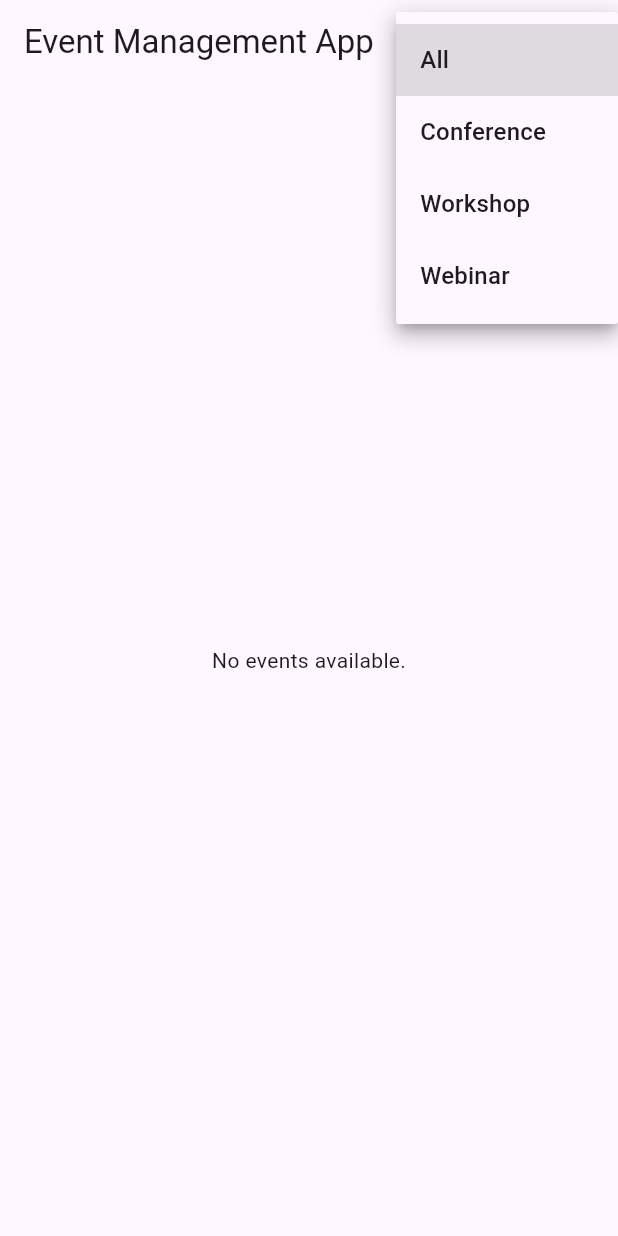
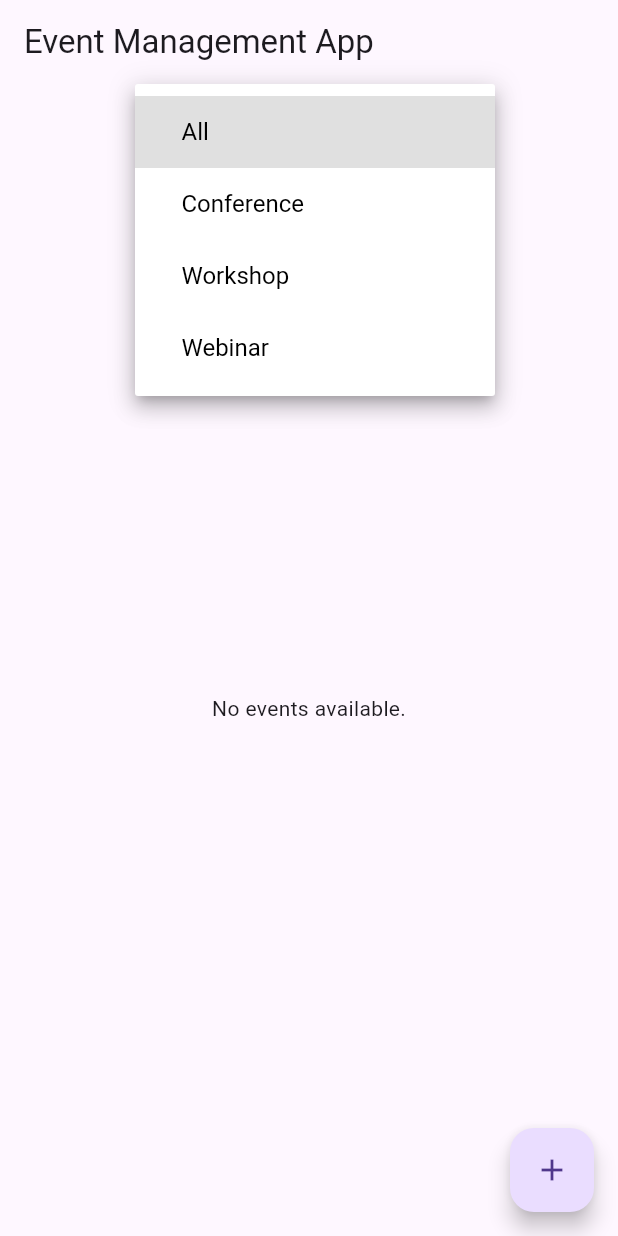
Before and after one commit to lpattersonn/event-management-app, a Flutter app: the screen it shows after launch, after a tap on "All", on a phone screen of 412 x 824 dp. Run offline on Flutter 3.47's test engine with Material 3 defaults, Android fonts, the light colour scheme and no system bars; our stand-ins replace cloud_firestore, firebase_auth, firebase_core; accounts and stored records are empty.

Commit message:
feat: Add a create event button

```diff
--- a/lib/event_model.dart
+++ /dev/null
@@ -1,32 +0,0 @@
-import 'package:cloud_firestore/cloud_firestore.dart';
-
-class Event {
-  final String id;
-  final String name;
-  final String description;
-  final DateTime date;
-
-  Event({
-    required this.id,
-    required this.name,
-    required this.description,
-    required this.date,
-  });
-
-  factory Event.fromFirestore(Map<String, dynamic> data, String documentId) {
-    return Event(
-      id: documentId,
-      name: data['name'],
-      description: data['description'],
-      date: (data['date'] as Timestamp).toDate(),
-    );
-  }
-
-  Map<String, dynamic> toMap() {
-    return {
-      'name': name,
-      'description': description,
-      'date': date,
-    };
-  }
-}
--- a/lib/screens/event_list_screen.dart
+++ b/lib/screens/event_list_screen.dart
@@ -1,6 +1,7 @@
 import 'package:cloud_firestore/cloud_firestore.dart';
 import 'package:flutter/material.dart';
 import 'event_detail_screen.dart';
+import 'create_edit_event_screen.dart'; // Import the screen where new events are created
 
 class EventListScreen extends StatefulWidget {
   @override
@@ -36,9 +37,16 @@ class _EventListScreenState extends State<EventListScreen> {
     return Scaffold(
       appBar: AppBar(
         title: Text('Event Management App'),
-        actions: [
+      ),
+      body: Column(
+        crossAxisAlignment: CrossAxisAlignment.start,
+        children: [
+          // Custom Dropdown Button (styled like Bootstrap) with max width of 200px
           Padding(
             padding: const EdgeInsets.all(8.0),
+            child: Center(
+              child: Container(
+                width: 200, // Set the width of the dropdown to 200px
                 child: DropdownButton<String>(
                   value: _selectedEventType,
                   onChanged: (String? newValue) {
@@ -46,17 +54,30 @@ class _EventListScreenState extends State<EventListScreen> {
                       _selectedEventType = newValue!;
                     });
                   },
+                  isExpanded: true, // Make it expand to full width of the container
+                  dropdownColor: Colors.white, // Set the dropdown's background color
+                  style: TextStyle(color: Colors.black, fontSize: 16), // Text style for dropdown button
+                  underline: Container(
+                    height: 2,
+                    color: Colors.blue, // Add an underline like Bootstrap dropdown
+                  ),
                   items: eventTypes.map<DropdownMenuItem<String>>((String value) {
                     return DropdownMenuItem<String>(
                       value: value,
+                      child: Padding(
+                        padding: const EdgeInsets.symmetric(vertical: 12.0, horizontal: 15.0),
                         child: Text(value),
+                      ),
                     );
                   }).toList(),
                 ),
               ),
-        ],
             ),
-      body: StreamBuilder<List<Map<String, dynamic>>>(
+          ),
+
+          // Event list displayed below the centered dropdown
+          Expanded(
+            child: StreamBuilder<List<Map<String, dynamic>>>(
               stream: getEvents(_selectedEventType),
               builder: (context, snapshot) {
                 if (snapshot.connectionState == ConnectionState.waiting) {
@@ -105,6 +126,24 @@ class _EventListScreenState extends State<EventListScreen> {
                 );
               },
             ),
+          ),
+        ],
+      ),
+
+      // Create Event button (FAB)
+      floatingActionButton: FloatingActionButton(
+        onPressed: () {
+          // Navigate to Create/Edit Event screen with null eventId for new event creation
+          Navigator.push(
+            context,
+            MaterialPageRoute(
+              builder: (context) => CreateEditEventScreen(eventId: null), // Pass null for creating a new event
+            ),
+          );
+        },
+        child: Icon(Icons.add),
+        tooltip: 'Create Event',
+      ),
     );
   }
 }
```
Also changed, not shown: lib/add_event_screen.dart (deleted, +0 -72 lines), lib/event_screen.dart (deleted, +0 -46 lines), lib/firestore_service.dart (deleted, +0 -32 lines), lib/home_screen.dart (deleted, +0 -79 lines). Lines whose indentation alone changed are shown as unchanged.
